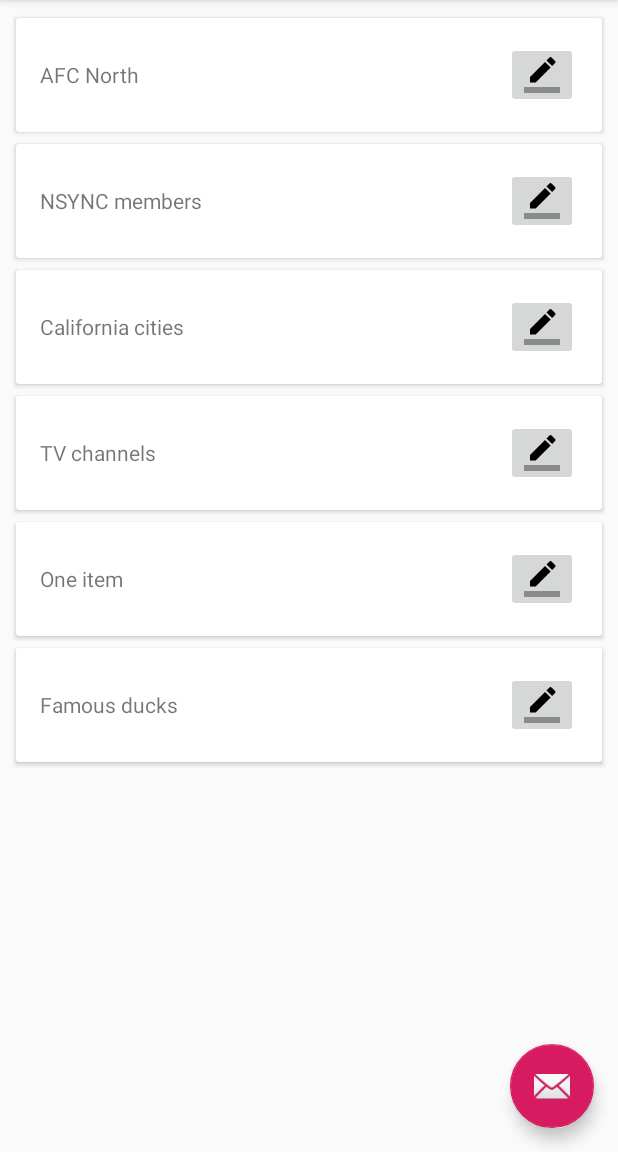
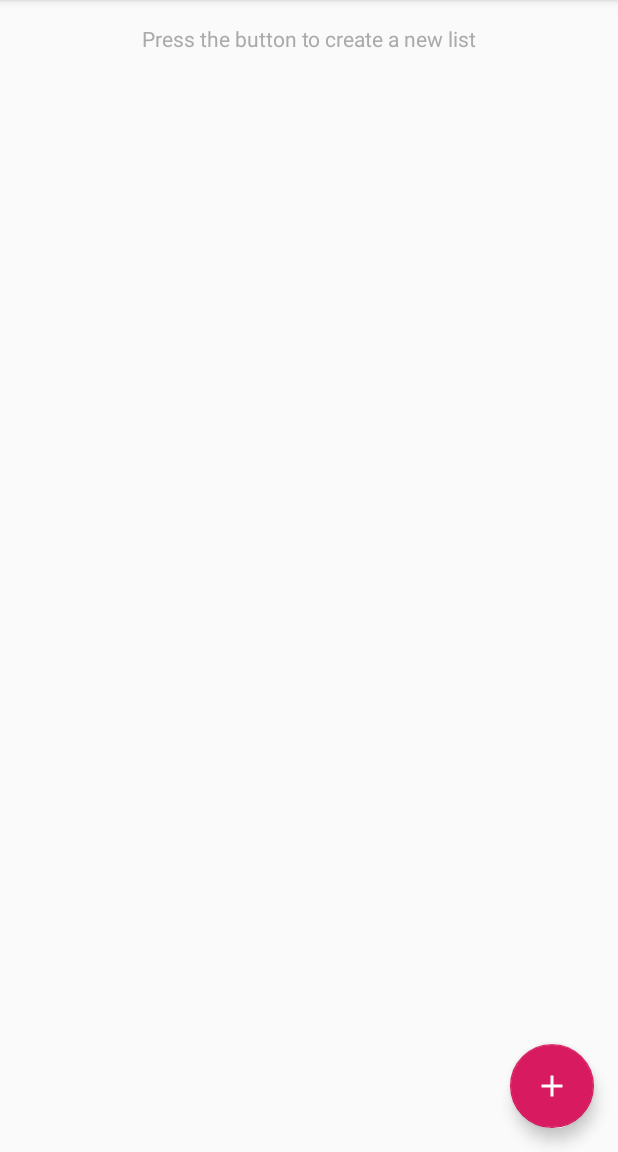
Before and after one commit to nrloyd/Ranker, an Android app: the screen it shows after launch (MainActivity), on a phone screen of 412 x 824 dp, the part 84-1236 px from its top. Run offline under Robolectric (Android 15) with nearby library versions, the phone set to English and light mode, and no system bars.

Commit message:
Remove example ranking groups

```diff
--- a/app/src/main/java/com/example/ranker/DataManager.java
+++ b/app/src/main/java/com/example/ranker/DataManager.java
@@ -11,29 +11,16 @@ public class DataManager {
     public static DataManager getInstance(){
         if(ourInstance == null){
             ourInstance = new DataManager();
-            ourInstance.initializeExampleGroups();
         }
+        return ourInstance;
+    }
+
+    public static DataManager returnNewInstance() {
+        ourInstance = new DataManager();
         return ourInstance;
     }
 
     public List<RankGroup> getGroups() {
         return mGroups;
     }
-
-    private void initializeExampleGroups() {
-        String[] group1 = {"Ravens", "Bengals", "Browns", "Steelers"};
-        mGroups.add(new RankGroup("AFC North", group1));
-        String[] group2 = {"Justin", "JC", "Chris", "Joey", "Lance"};
-        mGroups.add(new RankGroup("NSYNC members", group2));
-        String[] group3 =
-                {"San Francisco", "Los Angeles", "Oakland", "Long Beach", "San Jose",
-                        "San Diego", "Sacramento", "Fresno", "Anaheim", "Bakersfield"};
-        mGroups.add(new RankGroup("California cities", group3));
-        String[] group4 = {"ABC", "NBC", "PBS", "FOX", "CBS", "Univision"};
-        mGroups.add(new RankGroup("TV channels", group4));
-        String[] group5 = {"item"};
-        mGroups.add(new RankGroup("One item", group5));
-        String[] group6 = {"Donald", "Scrooge", "Daisy"};
-        mGroups.add(new RankGroup("Famous ducks", group6));
-    }
 }
--- a/app/src/main/java/com/example/ranker/MainActivity.java
+++ b/app/src/main/java/com/example/ranker/MainActivity.java
@@ -17,6 +17,7 @@ import android.view.MenuItem;
 import android.widget.AdapterView;
 import android.widget.ArrayAdapter;
 import android.widget.ListView;
+import android.widget.TextView;
 
 import java.util.List;
 
@@ -58,6 +59,9 @@ public class MainActivity extends AppCompatActivity {
 
         List<RankGroup> groups = DataManager.getInstance().getGroups();
 
+        final TextView emptyListText = (TextView) findViewById(R.id.empty_list_text);
+        if(groups.size() > 0) emptyListText.setVisibility(View.GONE);
+
         groupRecyclerAdapter = new GroupRecyclerAdapter(this, groups);
         recyclerGroups.setAdapter(groupRecyclerAdapter);
     }
--- /dev/null
+++ b/app/src/main/res/drawable/ic_add_black_24dp.xml
@@ -0,0 +1,5 @@
+<vector android:height="24dp" android:tint="#FFFFFF"
+    android:viewportHeight="24.0" android:viewportWidth="24.0"
+    android:width="24dp" xmlns:android="http://schemas.android.com/apk/res/android">
+    <path android:fillColor="#FF000000" android:pathData="M19,13h-6v6h-2v-6H5v-2h6V5h2v6h6v2z"/>
+</vector>
--- a/app/src/main/res/layout/activity_main.xml
+++ b/app/src/main/res/layout/activity_main.xml
@@ -28,6 +28,6 @@
         android:layout_height="wrap_content"
         android:layout_gravity="bottom|end"
         android:layout_margin="@dimen/fab_margin"
-        app:srcCompat="@android:drawable/ic_dialog_email" />
+        app:srcCompat="@drawable/ic_add_black_24dp" />
 
 </androidx.coordinatorlayout.widget.CoordinatorLayout>
--- a/app/src/main/res/layout/content_main.xml
+++ b/app/src/main/res/layout/content_main.xml
@@ -7,6 +7,19 @@
     app:layout_behavior="@string/appbar_scrolling_view_behavior"
     tools:context=".MainActivity"
     tools:showIn="@layout/activity_main">
+
+    <TextView
+        android:id="@+id/empty_list_text"
+        android:layout_width="wrap_content"
+        android:layout_height="wrap_content"
+        android:layout_marginStart="8dp"
+        android:layout_marginTop="16dp"
+        android:layout_marginEnd="8dp"
+        android:text="Press the button to create a new list"
+        android:textColor="@android:color/darker_gray"
+        app:layout_constraintEnd_toEndOf="parent"
+        app:layout_constraintStart_toStartOf="parent"
+        app:layout_constraintTop_toTopOf="parent" />
 
     <androidx.recyclerview.widget.RecyclerView
         android:id="@+id/list_groups"
```
Also changed, not shown: 1 other file.
